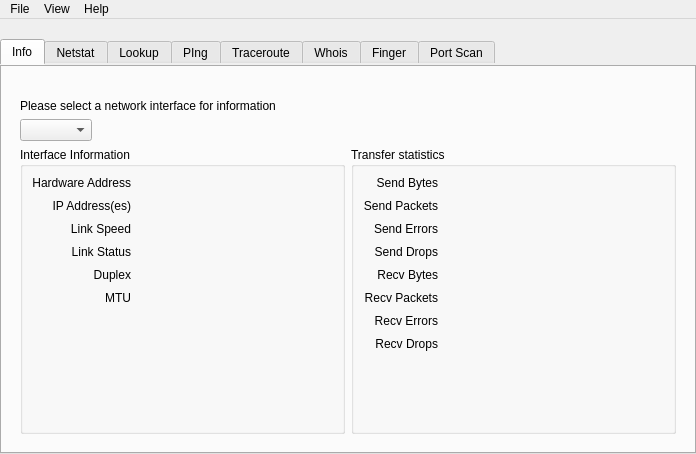
Old version of the form Under Construction/Network Utility.app/Resources/network_utility.ui in the repository helloSystem/Utilities.
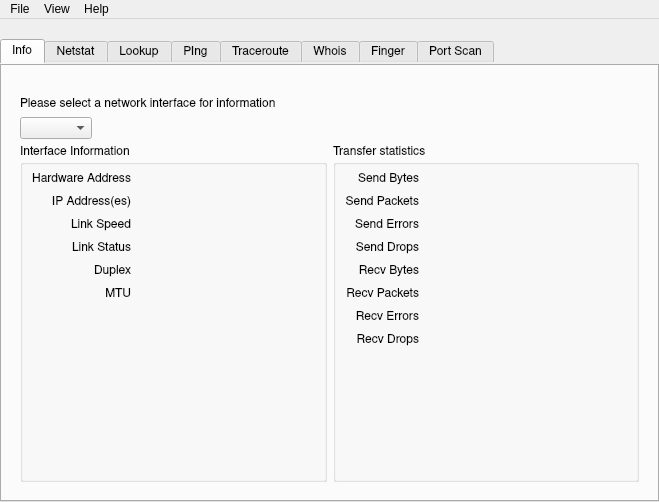
New version of the form. Icons and pictures are not drawn.

Patch:
```diff
--- a/Under Construction/Network Utility.app/Resources/network_utility.ui
+++ b/Under Construction/Network Utility.app/Resources/network_utility.ui
@@ -6,8 +6,8 @@
    <rect>
     <x>0</x>
     <y>0</y>
-    <width>696</width>
-    <height>454</height>
+    <width>659</width>
+    <height>502</height>
    </rect>
   </property>
   <property name="windowTitle">
@@ -33,6 +33,11 @@
     </property>
     <item>
      <widget class="QTabWidget" name="tabWidget">
+      <property name="font">
+       <font>
+        <family>Nimbus Sans</family>
+       </font>
+      </property>
       <property name="styleSheet">
        <string notr="true">QTabWidget::tab-bar {
         alignment: center;
@@ -71,18 +76,34 @@
             <verstretch>0</verstretch>
            </sizepolicy>
           </property>
+          <property name="font">
+           <font>
+            <family>Nimbus Sans</family>
+           </font>
+          </property>
           <property name="text">
            <string>Please select a network interface for information</string>
           </property>
          </widget>
         </item>
         <item alignment="Qt::AlignLeft">
-         <widget class="QComboBox" name="info_nic_list_combobox"/>
+         <widget class="QComboBox" name="info_nic_list_combobox">
+          <property name="font">
+           <font>
+            <family>Nimbus Sans</family>
+           </font>
+          </property>
+         </widget>
         </item>
         <item>
          <layout class="QHBoxLayout" name="horizontalLayout_12">
           <item>
            <widget class="QGroupBox" name="groupBox">
+            <property name="font">
+             <font>
+              <family>Nimbus Sans</family>
+             </font>
+            </property>
             <property name="title">
              <string>Interface Information</string>
             </property>
@@ -104,6 +125,11 @@
              </property>
              <item row="5" column="0" alignment="Qt::AlignTop">
               <widget class="QLabel" name="info_stats_mtu">
+               <property name="font">
+                <font>
+                 <family>Nimbus Sans</family>
+                </font>
+               </property>
                <property name="text">
                 <string>MTU</string>
                </property>
@@ -114,6 +140,11 @@
              </item>
              <item row="0" column="0">
               <widget class="QLabel" name="info_hardware_address">
+               <property name="font">
+                <font>
+                 <family>Nimbus Sans</family>
+                </font>
+               </property>
                <property name="text">
                 <string>Hardware Address</string>
                </property>
@@ -124,6 +155,11 @@
              </item>
              <item row="4" column="0" alignment="Qt::AlignTop">
               <widget class="QLabel" name="info_stats_duplex">
+               <property name="font">
+                <font>
+                 <family>Nimbus Sans</family>
+                </font>
+               </property>
                <property name="text">
                 <string>Duplex</string>
                </property>
@@ -134,6 +170,11 @@
              </item>
              <item row="2" column="0">
               <widget class="QLabel" name="label_9">
+               <property name="font">
+                <font>
+                 <family>Nimbus Sans</family>
+                </font>
+               </property>
                <property name="text">
                 <string>Link Speed</string>
                </property>
@@ -150,6 +191,11 @@
                  <verstretch>0</verstretch>
                 </sizepolicy>
                </property>
+               <property name="font">
+                <font>
+                 <family>Nimbus Sans</family>
+                </font>
+               </property>
                <property name="text">
                 <string/>
                </property>
@@ -160,6 +206,11 @@
              </item>
              <item row="1" column="0">
               <widget class="QLabel" name="info_addrs">
+               <property name="font">
+                <font>
+                 <family>Nimbus Sans</family>
+                </font>
+               </property>
                <property name="text">
                 <string>IP Address(es)</string>
                </property>
@@ -170,6 +221,11 @@
              </item>
              <item row="3" column="0">
               <widget class="QLabel" name="info_stats_status">
+               <property name="font">
+                <font>
+                 <family>Nimbus Sans</family>
+                </font>
+               </property>
                <property name="text">
                 <string>Link Status</string>
                </property>
@@ -180,6 +236,11 @@
              </item>
              <item row="0" column="1">
               <widget class="QLabel" name="info_hardware_address_value">
+               <property name="font">
+                <font>
+                 <family>Nimbus Sans</family>
+                </font>
+               </property>
                <property name="text">
                 <string/>
                </property>
@@ -209,6 +270,11 @@
                  <verstretch>0</verstretch>
                 </sizepolicy>
                </property>
+               <property name="font">
+                <font>
+                 <family>Nimbus Sans</family>
+                </font>
+               </property>
                <property name="text">
                 <string/>
                </property>
@@ -231,6 +297,11 @@
                  <verstretch>0</verstretch>
                 </sizepolicy>
                </property>
+               <property name="font">
+                <font>
+                 <family>Nimbus Sans</family>
+                </font>
+               </property>
                <property name="text">
                 <string/>
                </property>
@@ -247,6 +318,11 @@
                  <verstretch>0</verstretch>
                 </sizepolicy>
                </property>
+               <property name="font">
+                <font>
+                 <family>Nimbus Sans</family>
+                </font>
+               </property>
                <property name="text">
                 <string/>
                </property>
@@ -263,6 +339,11 @@
                  <verstretch>0</verstretch>
                 </sizepolicy>
                </property>
+               <property name="font">
+                <font>
+                 <family>Nimbus Sans</family>
+                </font>
+               </property>
                <property name="text">
                 <string/>
                </property>
@@ -276,6 +357,11 @@
           </item>
           <item>
            <widget class="QGroupBox" name="groupBox_2">
+            <property name="font">
+             <font>
+              <family>Nimbus Sans</family>
+             </font>
+            </property>
             <property name="title">
              <string>Transfer statistics</string>
             </property>
@@ -303,6 +389,11 @@
                  <verstretch>0</verstretch>
                 </sizepolicy>
                </property>
+               <property name="font">
+                <font>
+                 <family>Nimbus Sans</family>
+                </font>
+               </property>
                <property name="text">
                 <string/>
                </property>
@@ -313,6 +404,11 @@
              </item>
              <item row="0" column="0">
               <widget class="QLabel" name="info_sent_bytes">
+               <property name="font">
+                <font>
+                 <family>Nimbus Sans</family>
+                </font>
+               </property>
                <property name="text">
                 <string>Send Bytes</string>
                </property>
@@ -323,6 +419,11 @@
              </item>
              <item row="3" column="0">
               <widget class="QLabel" name="info_sent_drops">
+               <property name="font">
+                <font>
+                 <family>Nimbus Sans</family>
+                </font>
+               </property>
                <property name="text">
                 <string>Send Drops</string>
                </property>
@@ -339,6 +440,11 @@
                  <verstretch>0</verstretch>
                 </sizepolicy>
                </property>
+               <property name="font">
+                <font>
+                 <family>Nimbus Sans</family>
+                </font>
+               </property>
                <property name="text">
                 <string/>
                </property>
@@ -355,6 +461,11 @@
                  <verstretch>0</verstretch>
                 </sizepolicy>
                </property>
+               <property name="font">
+                <font>
+                 <family>Nimbus Sans</family>
+                </font>
+               </property>
                <property name="text">
                 <string/>
                </property>
@@ -371,6 +482,11 @@
                  <verstretch>0</verstretch>
                 </sizepolicy>
                </property>
+               <property name="font">
+                <font>
+                 <family>Nimbus Sans</family>
+                </font>
+               </property>
                <property name="text">
                 <string/>
                </property>
@@ -381,6 +497,11 @@
              </item>
              <item row="7" column="0">
               <widget class="QLabel" name="info_recv_drops">
+               <property name="font">
+                <font>
+                 <family>Nimbus Sans</family>
+                </font>
+               </property>
                <property name="text">
                 <string>Recv Drops</string>
                </property>
@@ -397,6 +518,11 @@
                  <verstretch>0</verstretch>
                 </sizepolicy>
                </property>
+               <property name="font">
+                <font>
+                 <family>Nimbus Sans</family>
+                </font>
+               </property>
                <property name="text">
                 <string/>
                </property>
@@ -413,6 +539,11 @@
                  <verstretch>0</verstretch>
                 </sizepolicy>
                </property>
+               <property name="font">
+                <font>
+                 <family>Nimbus Sans</family>
+                </font>
+               </property>
                <property name="text">
                 <string/>
                </property>
@@ -423,6 +554,11 @@
              </item>
              <item row="5" column="0">
               <widget class="QLabel" name="info_recv_pkts">
+               <property name="font">
+                <font>
+                 <family>Nimbus Sans</family>
+                </font>
+               </property>
                <property name="text">
                 <string>Recv Packets</string>
                </property>
@@ -433,6 +569,11 @@
              </item>
              <item row="4" column="0">
               <widget class="QLabel" name="info_recv_bytes">
+               <property name="font">
+                <font>
+                 <family>Nimbus Sans</family>
+                </font>
+               </property>
                <property name="text">
                 <string>Recv Bytes</string>
                </property>
@@ -449,6 +590,11 @@
                  <verstretch>0</verstretch>
                 </sizepolicy>
                </property>
+               <property name="font">
+                <font>
+                 <family>Nimbus Sans</family>
+                </font>
+               </property>
                <property name="text">
                 <string/>
                </property>
@@ -459,6 +605,11 @@
              </item>
              <item row="1" column="0">
               <widget class="QLabel" name="info_sent_pkts">
+               <property name="font">
+                <font>
+                 <family>Nimbus Sans</family>
+                </font>
+               </property>
                <property name="text">
                 <string>Send Packets</string>
                </property>
@@ -469,6 +620,11 @@
              </item>
              <item row="6" column="0">
               <widget class="QLabel" name="info_recv_errs">
+               <property name="font">
+                <font>
+                 <family>Nimbus Sans</family>
+                </font>
+               </property>
                <property name="text">
                 <string>Recv Errors</string>
                </property>
@@ -479,6 +635,11 @@
              </item>
              <item row="2" column="0">
               <widget class="QLabel" name="info_sent_errs">
+               <property name="font">
+                <font>
+                 <family>Nimbus Sans</family>
+                </font>
+               </property>
                <property name="text">
                 <string>Send Errors</string>
                </property>
@@ -495,6 +656,11 @@
                  <verstretch>0</verstretch>
                 </sizepolicy>
                </property>
+               <property name="font">
+                <font>
+                 <family>Nimbus Sans</family>
+                </font>
+               </property>
                <property name="text">
                 <string/>
                </property>
@@ -1704,7 +1870,7 @@
     <rect>
      <x>0</x>
      <y>0</y>
-     <width>696</width>
+     <width>659</width>
      <height>24</height>
     </rect>
    </property>
```
Left out of the diff: 367 changed lines with no effect on the pictures.
